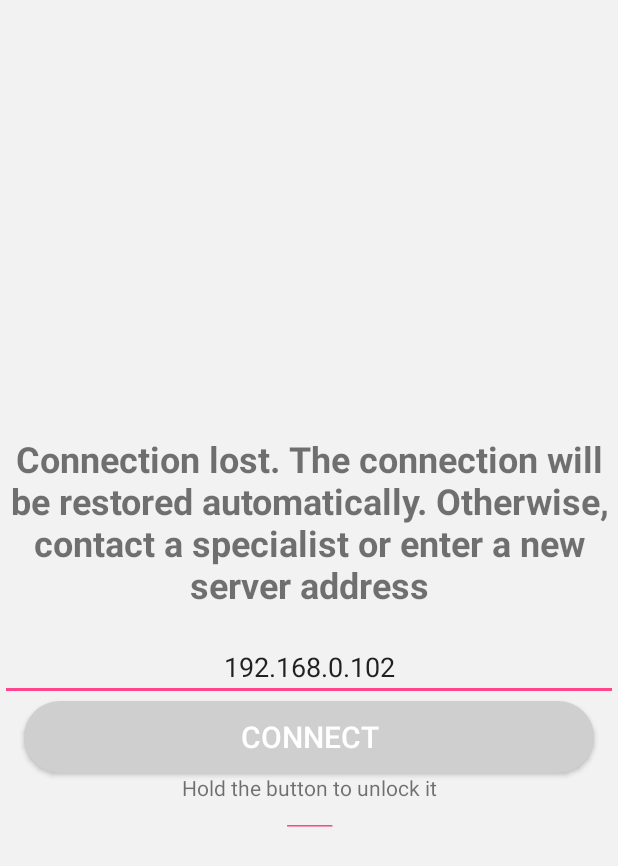
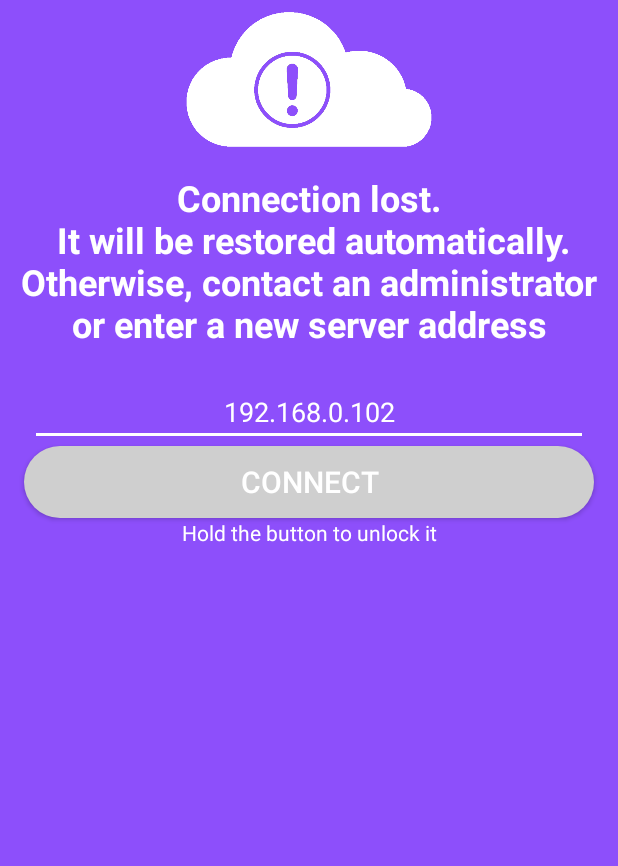
Before and after one commit to Maxim190/PassSystem, an Android app: the ConnectionActivity screen opened directly, with no data from a screen before it, on a phone screen of 412 x 824 dp. Shown: the top 866 px of the screen. Run offline under Robolectric (Android 15) with nearby library versions, the phone set to English and light mode, and no system bars; network calls fail.

Commit message:
redesign connection activity

```diff
--- a/Client/app/src/main/AndroidManifest.xml
+++ b/Client/app/src/main/AndroidManifest.xml
@@ -13,7 +13,7 @@
         tools:ignore="GoogleAppIndexingWarning">
         <activity
             android:name=".ui.connection.ConnectionActivity"
-            android:theme="@style/AppTheme.NoActionBar" />
+            android:theme="@style/ConnectionActivityStyle.Style" />
         <activity
             android:name=".ui.employee_activity.EmployeeActivity"
             android:theme="@style/AppTheme.AddEmployee" />
--- a/Client/app/src/main/java/com/example/facedetector/ui/authorization/AuthorizationPresenter.java
+++ b/Client/app/src/main/java/com/example/facedetector/ui/authorization/AuthorizationPresenter.java
@@ -27,7 +27,6 @@ public class AuthorizationPresenter implements AuthorizationViewContract.Present
         if (!model.isConnected()) {
             AuthorizationHandler.clearData();
             model.connect(NetworkService.DEFAULT_HOST_IP);
-            return;
         }
         String login = currentView.getLogin();
         String password = currentView.getPassword();
--- a/Client/app/src/main/java/com/example/facedetector/ui/connection/ConnectionActivity.java
+++ b/Client/app/src/main/java/com/example/facedetector/ui/connection/ConnectionActivity.java
@@ -18,6 +18,7 @@ public class ConnectionActivity extends Activity implements ConnectionViewContra
     private ConnectionViewContract.Presenter presenter;
     private EditText ipField;
     private TextView log;
+    private TextView unlockBtnInfField;
     private Button connectBtn;
 
     @Override
@@ -25,6 +26,7 @@ public class ConnectionActivity extends Activity implements ConnectionViewContra
         super.onCreate(savedInstanceState);
         setContentView(R.layout.connection_fragment);
 
+        unlockBtnInfField = findViewById(R.id.textView_unlock_btn_inf);
         log = findViewById(R.id.textView_log);
         ipField = findViewById(R.id.editText_ip);
 
@@ -43,6 +45,7 @@ public class ConnectionActivity extends Activity implements ConnectionViewContra
         });
         connectBtn.setOnLongClickListener(v-> {
             isEnabled.set(true);
+            unlockBtnInfField.setVisibility(View.INVISIBLE);
             v.setBackground(getResources().getDrawable(R.drawable.button_pink_oval, null));
             return true;
         });
--- a/Client/app/src/main/res/layout/connection_fragment.xml
+++ b/Client/app/src/main/res/layout/connection_fragment.xml
@@ -4,24 +4,35 @@
     xmlns:tools="http://schemas.android.com/tools"
     android:layout_width="match_parent"
     android:layout_height="match_parent"
-    android:background="@color/colorLightGray">
+    android:background="@color/colorPurple"
+    tools:context=".ui.connection.ConnectionActivity">
+
+    <ImageView
+        android:id="@+id/imageView_connection"
+        android:layout_width="match_parent"
+        android:layout_height="100dp"
+        android:src="@drawable/cloud_icon"
+        app:layout_constraintTop_toTopOf="parent"
+        app:layout_constraintEnd_toEndOf="parent"
+        app:layout_constraintStart_toStartOf="parent" />
 
     <LinearLayout
         android:id="@+id/linearLayout"
         android:layout_width="match_parent"
         android:layout_height="wrap_content"
         android:orientation="vertical"
-        app:layout_constraintBottom_toBottomOf="parent"
+        android:paddingTop="15dp"
         app:layout_constraintEnd_toEndOf="parent"
         app:layout_constraintStart_toStartOf="parent"
-        app:layout_constraintTop_toTopOf="parent">
+        app:layout_constraintTop_toBottomOf="@id/imageView_connection">
 
         <TextView
             android:id="@+id/textView"
             android:layout_width="wrap_content"
             android:layout_height="match_parent"
             android:layout_weight="1"
-            android:text="Connection lost. The connection will be restored automatically. Otherwise, contact a specialist or enter a new server address"
+            android:textColor="@color/colorWhite"
+            android:text="Connection lost.\n It will be restored automatically. Otherwise, contact an administrator or enter a new server address"
             android:textAlignment="center"
             android:textSize="24sp"
             android:textStyle="bold" />
@@ -30,8 +41,11 @@
             android:id="@+id/editText_ip"
             android:layout_width="match_parent"
             android:layout_height="match_parent"
-            android:layout_marginTop="16dp"
+            android:layout_marginTop="20dp"
+            android:layout_marginRight="20dp"
+            android:layout_marginLeft="20dp"
             android:layout_weight="1"
+            android:theme="@style/EditTextStyle"
             android:ems="10"
             android:inputType="textPersonName"
             android:text="192.168.0.102"
@@ -53,10 +67,11 @@
             tools:layout_editor_absoluteY="69dp" />
 
         <TextView
-            android:id="@+id/textView3"
+            android:id="@+id/textView_unlock_btn_inf"
             android:layout_width="match_parent"
             android:layout_height="wrap_content"
             android:layout_weight="1"
+            android:textColor="@color/colorWhite"
             android:text="Hold the button to unlock it"
             android:textAlignment="center" />
 
@@ -79,7 +94,6 @@
                 android:id="@+id/textView_log"
                 android:layout_width="match_parent"
                 android:layout_height="wrap_content"
-                android:text="_____"
                 android:textAlignment="center"
                 android:textColor="@color/colorPink" />
         </ScrollView>
--- a/Client/app/src/main/res/values/styles.xml
+++ b/Client/app/src/main/res/values/styles.xml
@@ -26,6 +26,11 @@
 
     <style name="AppTheme.PopupOverlay" parent="ThemeOverlay.AppCompat.Light" />
 
+    <style name="ConnectionActivityStyle.Style" parent="Theme.AppCompat.Light.DarkActionBar">
+        <item name="android:colorPrimaryDark">@color/colorPurple</item>
+        <item name="android:windowLightStatusBar">false</item>
+    </style>
+
     <style name="EditTextStyle">
         <item name="android:backgroundTint">@color/colorWhite</item>
         <item name="android:editTextColor">@color/colorWhite</item>
```
Also changed, not shown: Client/app/src/main/res/drawable-v21/cloud_icon.png (added).
